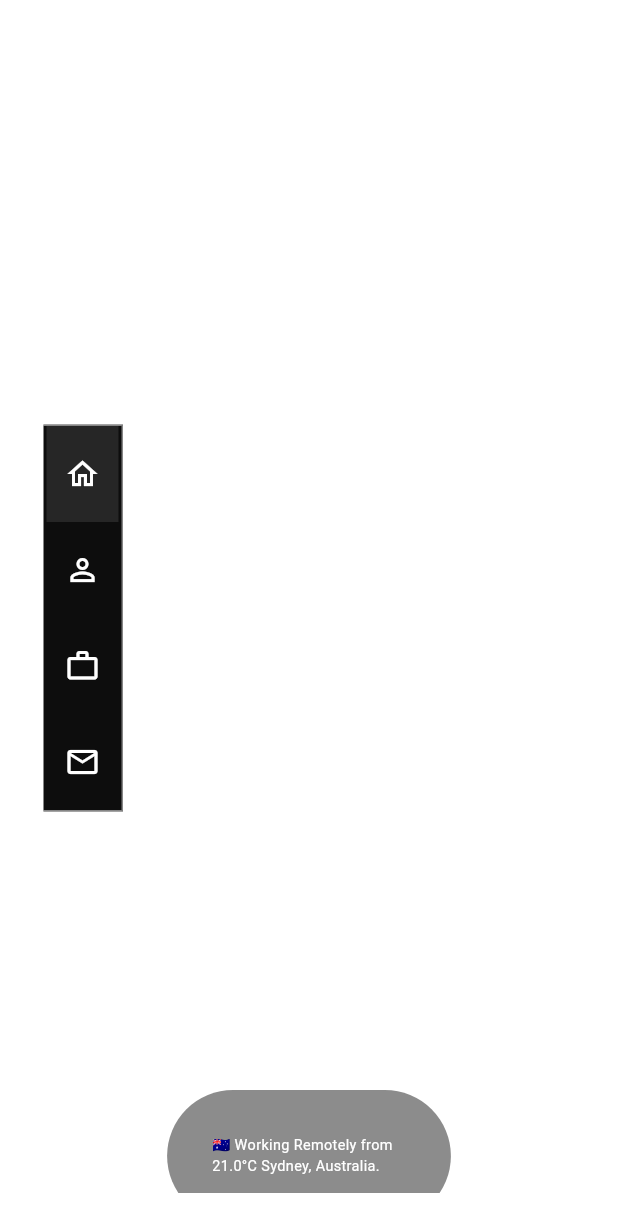
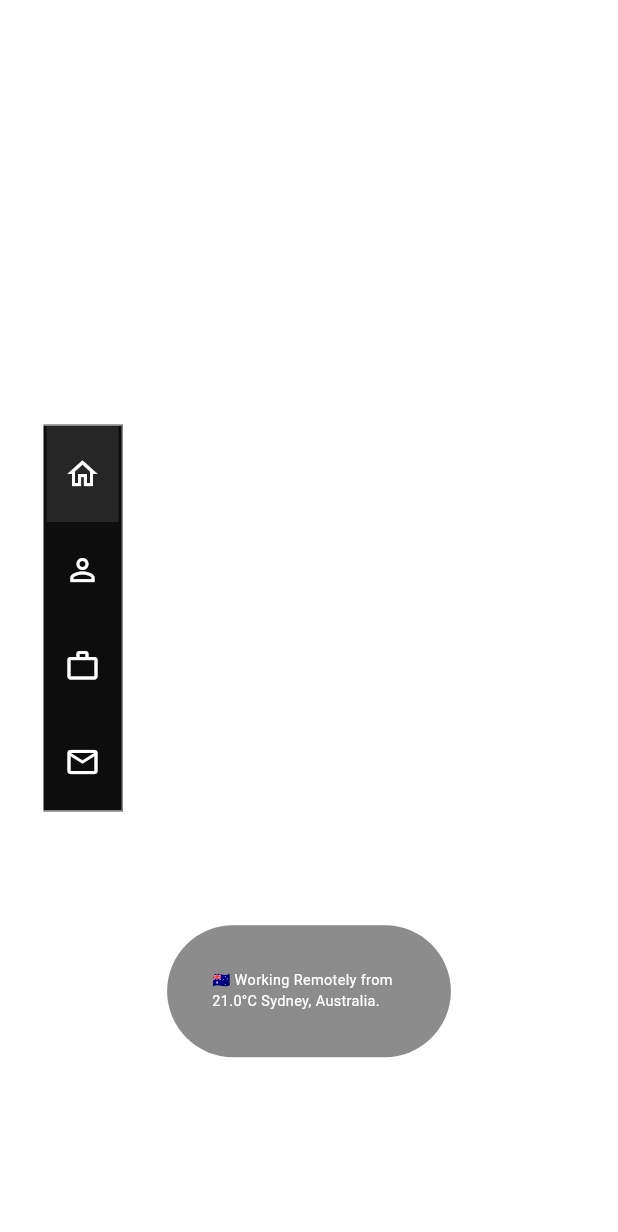
Before and after one commit to 0xharkirat/portfolio, a Flutter app: the screen it shows after launch, on a phone screen of 412 x 824 dp. Shown: the top 1232 px of the screen. Run offline on Flutter 3.47's test engine with Material 3 defaults, Android fonts, the phone set to English and light mode, and no system bars; drawn by our look-alikes of flutter_animate; our stand-ins replace flutter_riverpod, font_awesome_flutter, transparent_image, url_strategy; missing offline and left inert: dart:js; network calls fail; Roboto replaces fonts that are missing (Gt).

Commit message:
padding fixed

```diff
--- a/lib/pages/home.dart
+++ b/lib/pages/home.dart
@@ -30,7 +30,7 @@ class HomePageState extends State<HomePage> {
         thickness: 5,
         padding: const EdgeInsets.only(right: 4),
       child: SingleChildScrollView(
-        padding: EdgeInsets.symmetric(vertical: size.height / 3),
+        padding: EdgeInsets.symmetric(vertical: size.height * 0.2),
         child: Column(
           crossAxisAlignment: CrossAxisAlignment.stretch,
           mainAxisAlignment: MainAxisAlignment.center,
```
